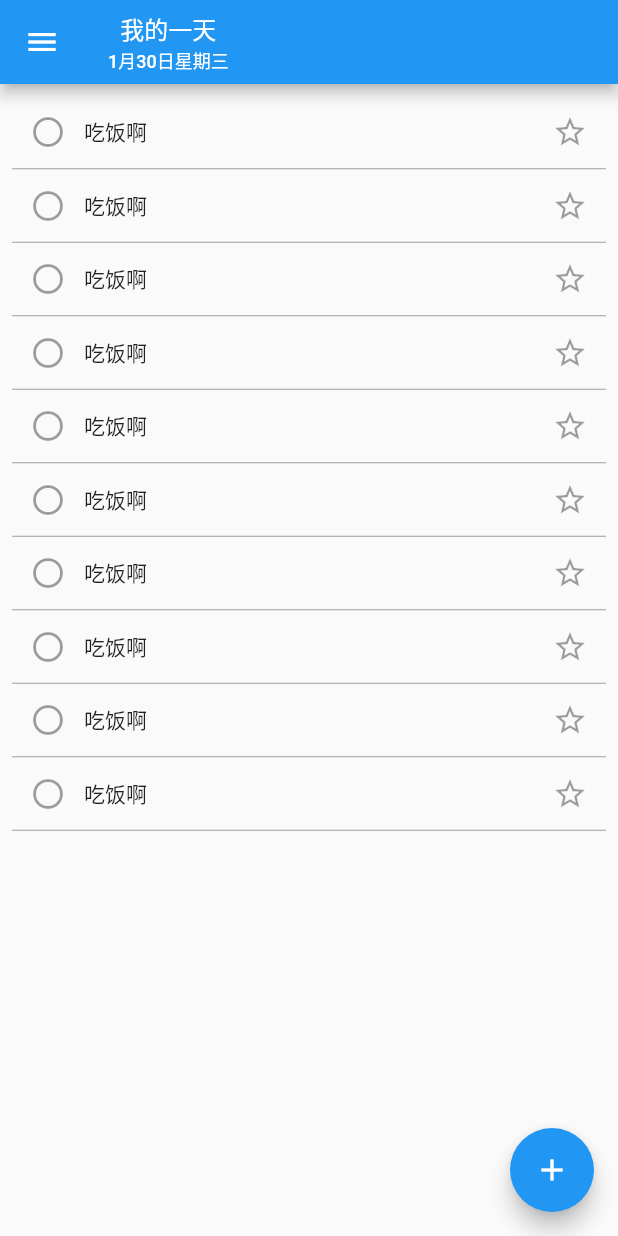
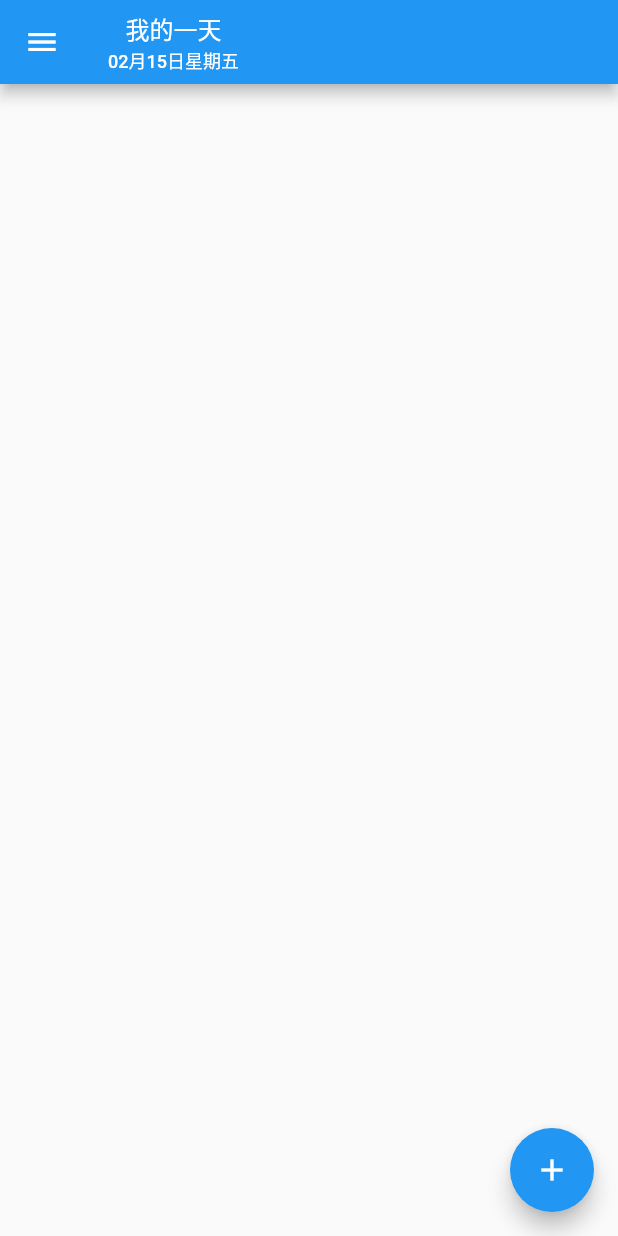
Before and after one commit to demo-box/todoList_redux_flutter, a Flutter app: the screen it shows after launch, in the side drawer, after a tap on the "add" icon, on a phone screen of 412 x 824 dp. Run offline on Flutter 3.47's test engine with Material 2 defaults, Android fonts, the phone set to English and light mode, and no system bars; our stand-ins replace flutter_redux, flutter_svg, redux, redux_thunk; network calls fail.

Commit message:
feat: add/remove todo & change finished status

```diff
--- a/lib/main.dart
+++ b/lib/main.dart
@@ -1,21 +1,22 @@
 import 'package:flutter/material.dart';
 import 'package:redux/redux.dart';
 import 'package:flutter_redux/flutter_redux.dart';
+import 'package:redux_thunk/redux_thunk.dart';
 import 'redux/reducers.dart';
 import 'model/appState.dart';
 import 'pages/home.dart';
 
-void main() async {
-  final store = Store<AppState>(
+void main() {
+  final Store<AppState> store = Store<AppState>(
     appReducer,
     initialState: AppState.initialState(),
+    middleware: [thunkMiddleware],
   );
-
-  return runApp(App(store));
+  runApp(App(store));
 }
 
 class App extends StatelessWidget {
-  Store<AppState> store;
+  final Store<AppState> store;
 
   App(this.store);
 
--- a/lib/model/appState.dart
+++ b/lib/model/appState.dart
@@ -1,11 +1,10 @@
-import 'package:flutter/foundation.dart';
-import 'todoItem.dart';
+import '../model/todo.dart';
 
 class AppState {
-  List<TodoItem> todoList;
+  List<Todo> todoList;
 
   AppState({
-    @required this.todoList
+    this.todoList
   });
 
   AppState copyWith({ todoList }) {
--- a/lib/model/todoItem.dart
+++ b/lib/model/todo.dart
@@ -1,11 +1,11 @@
 import 'package:flutter/foundation.dart';
 
-class TodoItem {
-  int id;
+class Todo {
+  String id;
   String title;
   bool finished;
 
-  TodoItem({
+  Todo({
     @required this.id,
     @required this.title,
     @required this.finished,
--- a/lib/pages/home.dart
+++ b/lib/pages/home.dart
@@ -1,10 +1,14 @@
 import 'package:flutter/material.dart';
+import 'package:intl/intl.dart';
+import 'package:flutter_redux/flutter_redux.dart';
+import '../model/appState.dart';
+import '../model/todo.dart';
 import '../widgets/drawer.dart';
 import '../widgets/TodoList.dart';
 import '../widgets/InputBox.dart';
+import '../redux/actions.dart';
 
 class HomePage extends StatefulWidget {
-
   @override
   HomePageState createState() {
     return new HomePageState();
@@ -12,8 +16,16 @@ class HomePage extends StatefulWidget {
 }
 
 class HomePageState extends State<HomePage> {
-  bool addTodo = false;
+  bool isAddTodo = false;
   FocusNode focusNode;
+
+  String getFormattedDate() {
+    List<String> weeks = ['星期日', '星期一', '星期二', '星期三', '星期四', '星期五', '星期六'];
+    DateTime now = DateTime.now();
+    DateFormat formatter = DateFormat('MM月dd日');
+    String date = formatter.format(now);
+    return date + weeks[now.weekday];
+  }
 
   @override
   void initState() {
@@ -22,7 +34,7 @@ class HomePageState extends State<HomePage> {
     focusNode.addListener(() {
       if (!focusNode.hasFocus) {
         setState(() {
-          addTodo = false;
+          isAddTodo = false;
         });
       }
     });
@@ -30,21 +42,37 @@ class HomePageState extends State<HomePage> {
 
   @override
   Widget build(BuildContext context) {
+    return StoreConnector<AppState, HomePageViewModel>(
+      converter: (store) {
+        return HomePageViewModel(
+          todoList: store.state.todoList,
+          addTodo: (todo) {
+            store.dispatch(addTodo(todo));
+          },
+          removeTodo: (id) {
+            store.dispatch(removeTodo(id));
+          },
+          toggleFinished: (id) {
+            store.dispatch(changeFinished(id));
+          },
+        );
+      },
+      builder: (context, vm) {
         return Scaffold(
           drawer: MyDrawer(),
           appBar: AppBar(
             title: Column(
               children: <Widget>[
                 Text('我的一天', style: TextStyle(color: Colors.white, fontSize: 16.0)),
-            Text('1月30日星期三',
+                Text(this.getFormattedDate(),
                     style: TextStyle(color: Colors.white, fontSize: 12.0)),
               ],
             ),
           ),
-      floatingActionButton: addTodo ? null : FloatingActionButton(
+          floatingActionButton: isAddTodo ? null : FloatingActionButton(
             onPressed: () {
               setState(() {
-            addTodo = true;
+                isAddTodo = true;
               });
             },
             child: Icon(Icons.add),
@@ -53,18 +81,34 @@ class HomePageState extends State<HomePage> {
             onTap: () {
               focusNode.unfocus();
             },
-        child: addTodo ? Stack(
+            child: Stack(
               children: <Widget>[
-            TodoList(),
-            Positioned(
-              child: InputBox(focusNode),
+                TodoList(data: vm.todoList, delete: vm.removeTodo, toggleFinished: vm.toggleFinished),
+                isAddTodo ? Positioned(
+                  child: InputBox(onOk: vm.addTodo, focusNode: focusNode),
                   bottom: 0,
                   left: 0,
                   right: 0,
+                ) : Container(height: 0, width: 0),
+              ],
             ),
-          ],
-        ): TodoList(),
           ),
+        );
+      },
     );
   }
 }
+
+class HomePageViewModel {
+  final List<Todo> todoList;
+  final Function addTodo;
+  final Function removeTodo;
+  final Function toggleFinished;
+
+  HomePageViewModel({
+    this.todoList,
+    this.addTodo,
+    this.removeTodo,
+    this.toggleFinished,
+  });
+}
--- a/lib/redux/types.dart
+++ b/lib/redux/types.dart
@@ -1,7 +1,5 @@
 enum Types {
   ADD_TODO,
   REMOVE_TODO,
-
-  CHANGE_TODO_TITLE,
   CHANGE_TODO_FINISHED,
 }
--- a/lib/widgets/TodoList.dart
+++ b/lib/widgets/TodoList.dart
@@ -1,16 +1,42 @@
 import 'package:flutter/material.dart';
+import '../model/todo.dart';
 import 'TodoItem.dart';
 
 class TodoList extends StatelessWidget {
+  final List<Todo> data;
+  final Function delete;
+  final Function toggleFinished;
+
+  TodoList({
+    this.data,
+    this.delete,
+    this.toggleFinished,
+  });
+
   @override
   Widget build(BuildContext context) {
     return Padding(
       padding: const EdgeInsets.all(8.0),
       child: ListView.builder(
-          itemCount: 10,
-          itemBuilder: (BuildContext context, int index) {
-            return TodoItem('吃饭啊');
-          }),
+        itemCount: data.length,
+        itemBuilder: (BuildContext context, int index) {
+          Todo todo = data[index];
+
+          return Dismissible(
+            background: Container(
+              color: Colors.red,
+              child: Center(
+                child: Icon(Icons.delete, color: Colors.white),
+              ),
+            ),
+            key: Key(todo.title),
+            child: TodoItem(data: data[index], toggleFinished: this.toggleFinished),
+            onDismissed: (direction) {
+              delete(data[index].id);
+              Scaffold.of(context).showSnackBar(SnackBar(content: Text("删除成功"), duration: Duration(milliseconds: 500)));
+            },
+          );
+        }),
     );
   }
 }
```
Also changed, not shown: lib/redux/actions.dart (+6 -5 lines), lib/redux/reducers.dart (+17 -7 lines), lib/widgets/InputBox.dart (+20 -2 lines), lib/widgets/TodoItem.dart (+37 -5 lines), pubspec.yaml (+8 -1 lines). Lines whose indentation alone changed are shown as unchanged.
